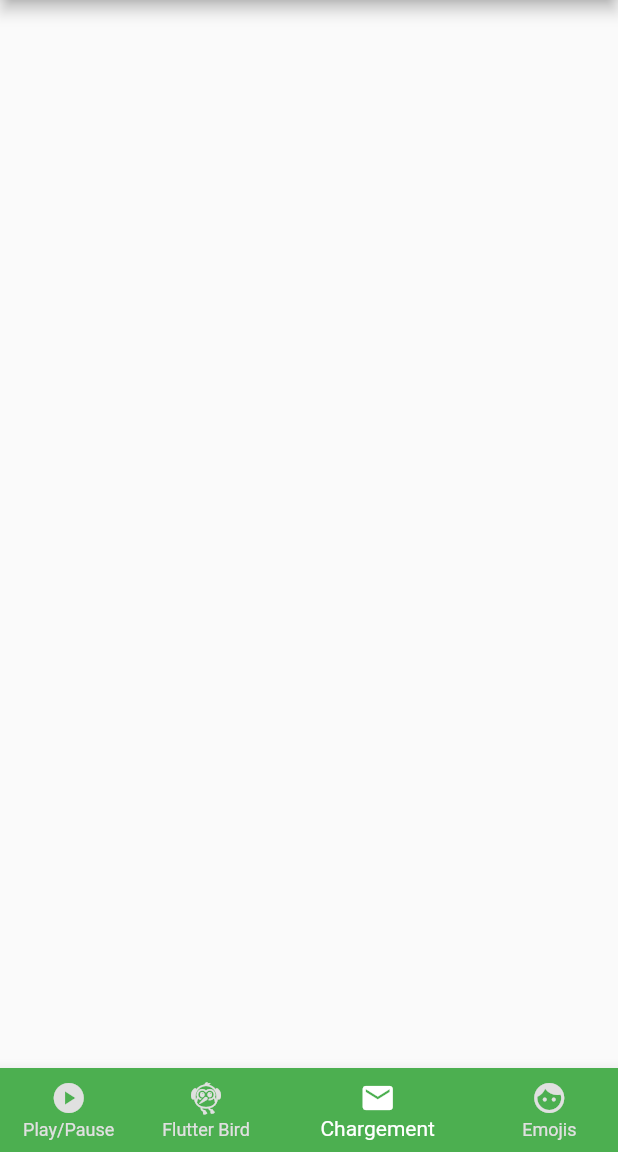
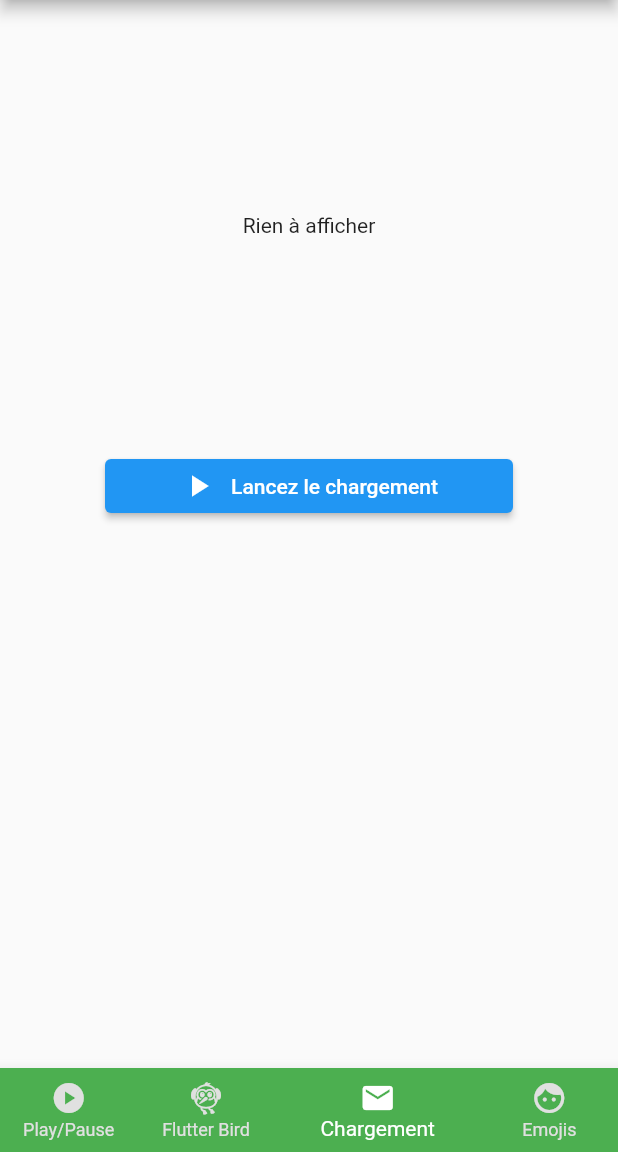
Before and after one commit to FlorianCohenJoly/RiveFlutter, a Flutter app: the screen it shows after launch, item 3 of the bottom bar chosen, on a phone screen of 412 x 824 dp, the part 84-1236 px from its top. Run offline on Flutter 3.47's test engine with Material 2 defaults, Android fonts, the phone set to English and light mode, and no system bars; our stand-ins replace rive.

Commit message:
Ajout du loader_animation et du emoji_animation

```diff
--- a/rive_flutter_exo/lib/loader_animation.dart
+++ b/rive_flutter_exo/lib/loader_animation.dart
@@ -0,0 +1,52 @@
+import 'package:flutter/material.dart';
+import 'package:rive/rive.dart';
+
+class LoaderAnimation extends StatefulWidget {
+  const LoaderAnimation({Key? key}) : super(key: key);
+
+  @override
+  _LoaderAnimationState createState() => _LoaderAnimationState();
+}
+
+class _LoaderAnimationState extends State<LoaderAnimation> {
+  bool _isLoading = false;
+
+  @override
+  Widget build(BuildContext context) {
+    return Scaffold(
+      body: Column(children: [
+        SizedBox(
+          height: 300,
+          child: _isLoading
+              ? RiveAnimation.asset('assets/loader.riv')
+              : Center(
+                  child: Text("Rien à afficher"),
+                ),
+        ),
+        Padding(
+          padding: const EdgeInsets.symmetric(horizontal: 70),
+          child: ElevatedButton(onPressed: () {
+            setState(() {
+              _isLoading = !_isLoading;
+            });
+          },
+            child: Row(
+              mainAxisAlignment: MainAxisAlignment.center,
+              children: _isLoading
+              ? [
+                const Icon(Icons.pause),
+                const SizedBox(width: 10),
+                const Text("Arretez le chargement")
+              ]
+              : [
+                const Icon(Icons.play_arrow),
+                const SizedBox(width: 10),
+                const Text("Lancez le chargement")
+              ]
+            ),
+          ),
+        ),
+      ]),
+    );
+  }
+}
```
Also changed, not shown: rive_flutter_exo/lib/main.dart (+104 -5 lines).
